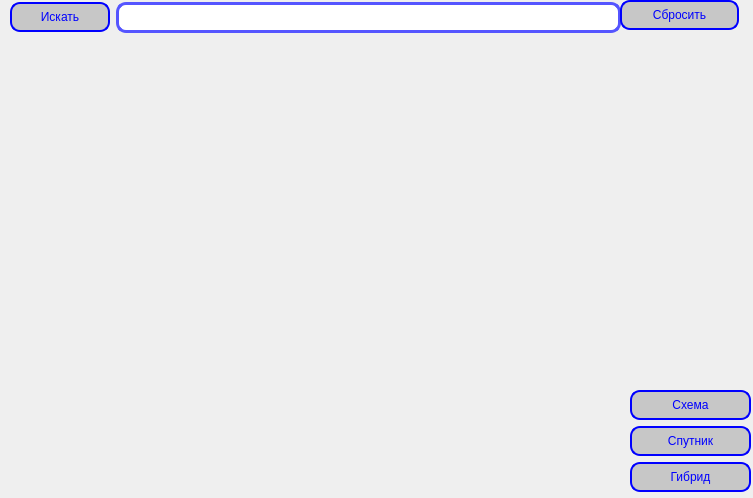
Old version of the form ui_file.ui in the repository Mathew5555/WEB-MapsAPI.
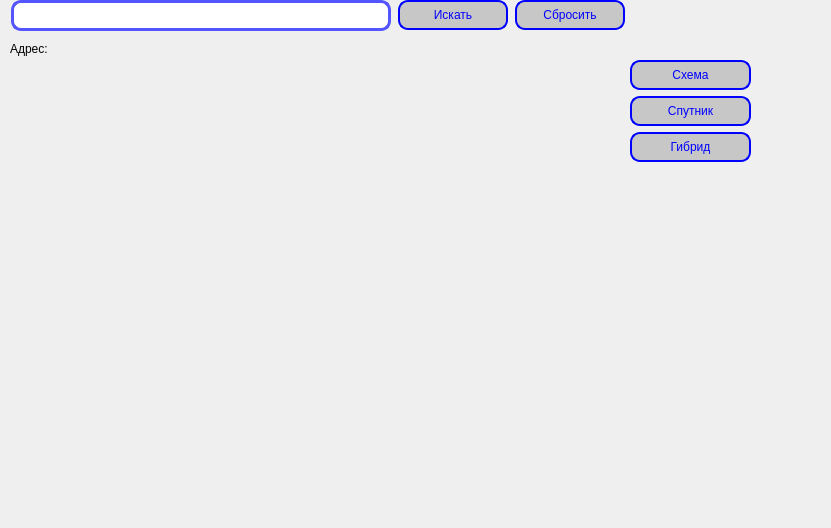
New version of the form.

Commit message: Большая задача по Maps API. Часть №8

Diff of the .ui file:
```diff
--- a/ui_file.ui
+++ b/ui_file.ui
@@ -6,90 +6,19 @@
    <rect>
     <x>0</x>
     <y>0</y>
-    <width>753</width>
-    <height>498</height>
+    <width>831</width>
+    <height>528</height>
    </rect>
   </property>
   <property name="windowTitle">
    <string>MainWindow</string>
   </property>
   <widget class="QWidget" name="centralwidget">
-   <widget class="QWidget" name="layoutWidget">
-    <property name="geometry">
-     <rect>
-      <x>10</x>
-      <y>0</y>
-      <width>611</width>
-      <height>493</height>
-     </rect>
-    </property>
-    <layout class="QVBoxLayout" name="verticalLayout">
-     <item>
-      <layout class="QHBoxLayout" name="horizontalLayout">
-       <item>
-        <widget class="QPushButton" name="findButton">
-         <property name="minimumSize">
-          <size>
-           <width>100</width>
-           <height>30</height>
-          </size>
-         </property>
-         <property name="styleSheet">
-          <string notr="true">background-color: rgb(199, 199, 199);
-font: 12pt &quot;MS Shell Dlg 2&quot;;
-border-radius: 10px;
-border: 2px solid blue;
-color: blue;</string>
-         </property>
-         <property name="text">
-          <string>Искать</string>
-         </property>
-        </widget>
-       </item>
-       <item>
-        <widget class="QLineEdit" name="find_Edit">
-         <property name="minimumSize">
-          <size>
-           <width>451</width>
-           <height>31</height>
-          </size>
-         </property>
-         <property name="styleSheet">
-          <string notr="true">
-border-radius: 10px;
-border: 3px solid rgb(85, 85, 255);
-</string>
-         </property>
-        </widget>
-       </item>
-      </layout>
-     </item>
-     <item>
-      <widget class="QLabel" name="image">
-       <property name="minimumSize">
-        <size>
-         <width>600</width>
-         <height>450</height>
-        </size>
-       </property>
-       <property name="maximumSize">
-        <size>
-         <width>600</width>
-         <height>450</height>
-        </size>
-       </property>
-       <property name="text">
-        <string/>
-       </property>
-      </widget>
-     </item>
-    </layout>
-   </widget>
    <widget class="QWidget" name="verticalLayoutWidget">
     <property name="geometry">
      <rect>
       <x>630</x>
-      <y>390</y>
+      <y>60</y>
       <width>121</width>
       <height>104</height>
      </rect>
@@ -175,23 +104,82 @@
      </item>
     </layout>
    </widget>
-   <widget class="QPushButton" name="reset">
+   <widget class="QWidget" name="">
     <property name="geometry">
      <rect>
-      <x>620</x>
+      <x>10</x>
       <y>0</y>
-      <width>119</width>
-      <height>30</height>
+      <width>616</width>
+      <height>516</height>
      </rect>
     </property>
-    <property name="minimumSize">
-     <size>
-      <width>100</width>
-      <height>30</height>
-     </size>
-    </property>
-    <property name="styleSheet">
-     <string notr="true">#reset {
+    <layout class="QVBoxLayout" name="verticalLayout">
+     <item>
+      <layout class="QHBoxLayout" name="horizontalLayout">
+       <item>
+        <widget class="QLineEdit" name="find_Edit">
+         <property name="minimumSize">
+          <size>
+           <width>380</width>
+           <height>31</height>
+          </size>
+         </property>
+         <property name="maximumSize">
+          <size>
+           <width>380</width>
+           <height>16777215</height>
+          </size>
+         </property>
+         <property name="styleSheet">
+          <string notr="true">
+border-radius: 10px;
+border: 3px solid rgb(85, 85, 255);
+</string>
+         </property>
+        </widget>
+       </item>
+       <item>
+        <widget class="QPushButton" name="findButton">
+         <property name="minimumSize">
+          <size>
+           <width>110</width>
+           <height>30</height>
+          </size>
+         </property>
+         <property name="maximumSize">
+          <size>
+           <width>110</width>
+           <height>16777215</height>
+          </size>
+         </property>
+         <property name="styleSheet">
+          <string notr="true">background-color: rgb(199, 199, 199);
+font: 12pt &quot;MS Shell Dlg 2&quot;;
+border-radius: 10px;
+border: 2px solid blue;
+color: blue;</string>
+         </property>
+         <property name="text">
+          <string>Искать</string>
+         </property>
+        </widget>
+       </item>
+       <item>
+        <widget class="QPushButton" name="reset">
+         <property name="minimumSize">
+          <size>
+           <width>110</width>
+           <height>30</height>
+          </size>
+         </property>
+         <property name="maximumSize">
+          <size>
+           <width>110</width>
+           <height>16777215</height>
+          </size>
+         </property>
+         <property name="styleSheet">
+          <string notr="true">#reset {
 background-color: rgb(199, 199, 199);
 font: 12pt &quot;MS Shell Dlg 2&quot;;
 border-radius: 10px;
@@ -202,10 +190,50 @@
 #reset:hover {
 	background-color: rgb(0, 255, 0);
 }</string>
-    </property>
-    <property name="text">
-     <string>Сбросить</string>
-    </property>
+         </property>
+         <property name="text">
+          <string>Сбросить</string>
+         </property>
+        </widget>
+       </item>
+      </layout>
+     </item>
+     <item>
+      <widget class="QLabel" name="label">
+       <property name="minimumSize">
+        <size>
+         <width>590</width>
+         <height>0</height>
+        </size>
+       </property>
+       <property name="styleSheet">
+        <string notr="true">font: 12pt &quot;MS Shell Dlg 2&quot;;</string>
+       </property>
+       <property name="text">
+        <string>Адрес:</string>
+       </property>
+      </widget>
+     </item>
+     <item>
+      <widget class="QLabel" name="image">
+       <property name="minimumSize">
+        <size>
+         <width>600</width>
+         <height>450</height>
+        </size>
+       </property>
+       <property name="maximumSize">
+        <size>
+         <width>600</width>
+         <height>450</height>
+        </size>
+       </property>
+       <property name="text">
+        <string/>
+       </property>
+      </widget>
+     </item>
+    </layout>
    </widget>
   </widget>
  </widget>
```
The commit also changes 1 other file.
